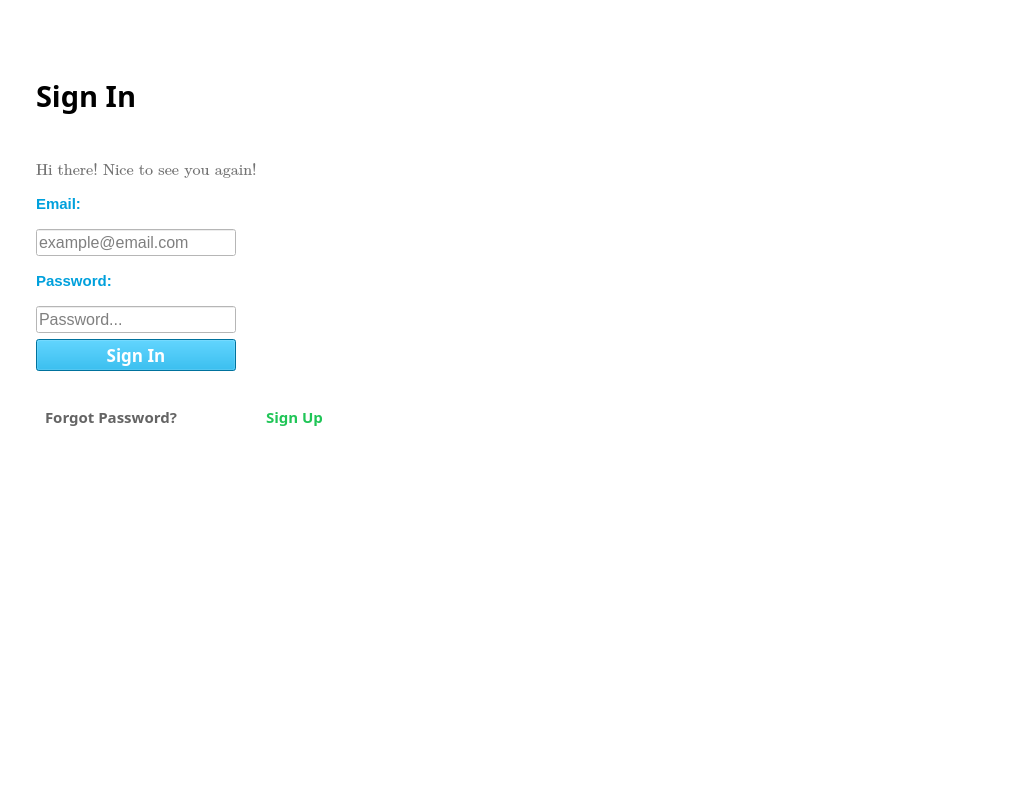
Old version of the form User Interface/WeatherApp.ui in the repository sarscheps/Project---UI-Communications.
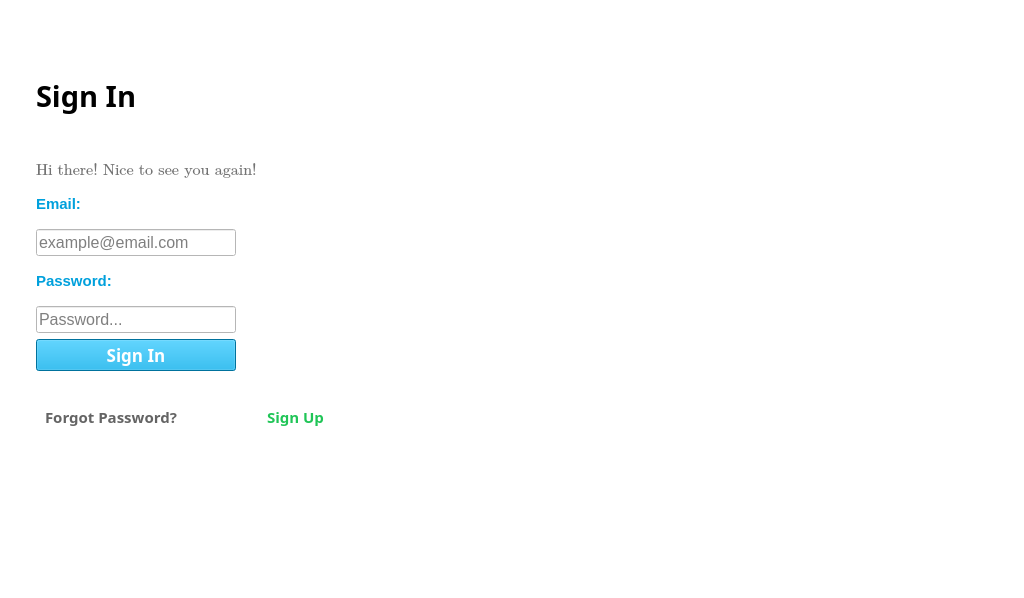
New version of the form. Icons and pictures are not drawn. Custom widgets are drawn as their Qt base class.

Commit message: Update the Window size

Diff of the .ui file:
```diff
--- a/User Interface/WeatherApp.ui
+++ b/User Interface/WeatherApp.ui
@@ -6,8 +6,8 @@
    <rect>
     <x>0</x>
     <y>0</y>
-    <width>1022</width>
-    <height>791</height>
+    <width>1024</width>
+    <height>598</height>
    </rect>
   </property>
   <property name="sizePolicy">
```
The commit also changes 2 other files.
